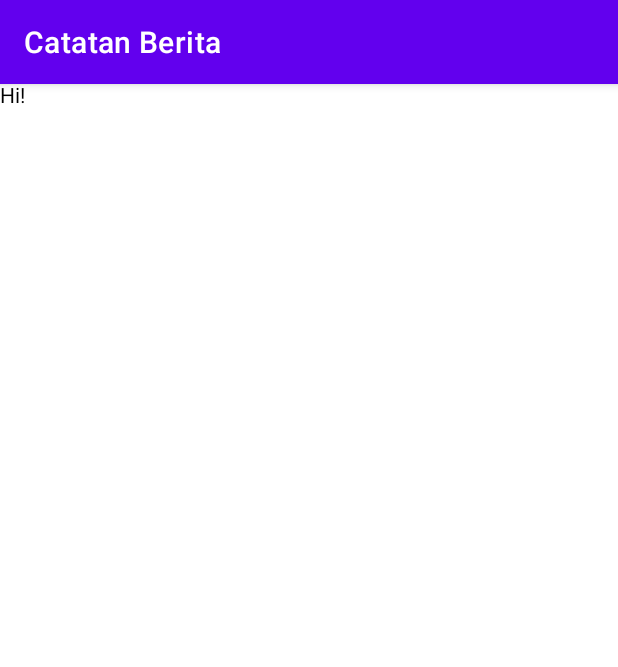
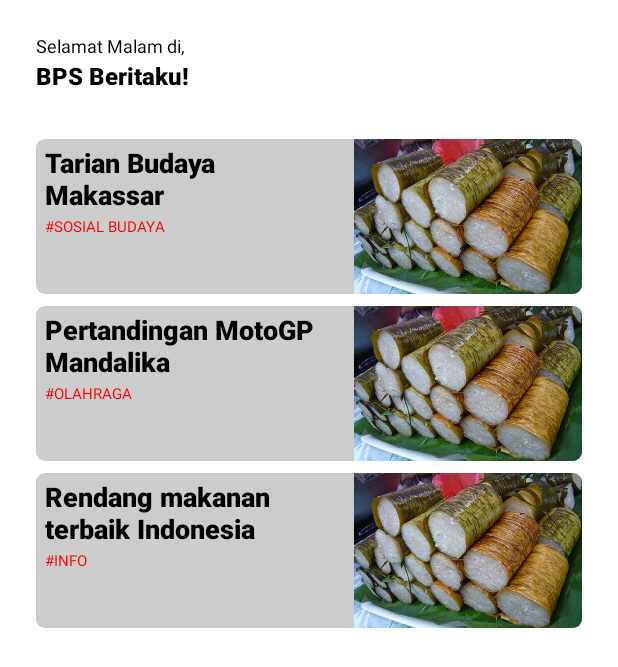
Before and after one commit to sanggar-id/bps, an Android app built with Jetpack Compose: the screen it shows after launch (HomeActivity), on a phone screen of 412 x 824 dp. Shown: the top 667 px of the screen. Run offline under Robolectric (Android 15) with nearby library versions, the phone set to English and light mode, and no system bars; our stand-ins replace Dagger/Hilt's generated code.

Commit message:
feat: implement compose for home module

```diff
--- a/app/src/main/res/values/themes.xml
+++ b/app/src/main/res/values/themes.xml
@@ -1,6 +1,6 @@
 <resources xmlns:tools="http://schemas.android.com/tools">
     <!-- Base application theme. -->
-    <style name="Theme.CatatanBerita" parent="Theme.MaterialComponents.DayNight.DarkActionBar">
+    <style name="Theme.CatatanBerita" parent="Theme.MaterialComponents.DayNight.NoActionBar">
         <!-- Primary brand color. -->
         <item name="colorPrimary">@color/purple_500</item>
         <item name="colorPrimaryVariant">@color/purple_700</item>
--- a/features/home/src/main/java/com/isfa/home/ui/HomeActivity.kt
+++ b/features/home/src/main/java/com/isfa/home/ui/HomeActivity.kt
@@ -4,9 +4,7 @@ import android.os.Bundle
 import androidx.activity.compose.setContent
 import androidx.activity.viewModels
 import androidx.appcompat.app.AppCompatActivity
-import androidx.lifecycle.lifecycleScope
 import dagger.hilt.android.AndroidEntryPoint
-import kotlinx.coroutines.launch
 
 @AndroidEntryPoint
 class HomeActivity : AppCompatActivity() {
@@ -19,21 +17,5 @@ class HomeActivity : AppCompatActivity() {
         setContent {
             HomeScreen()
         }
-
-        lifecycleScope.launch {
-            viewModel.newsList.collect {
-                it.forEach { title ->
-                    println(">> ${title}")
-                }
-            }
-        }
-
-        lifecycleScope.launch {
-            viewModel.categories.collect {
-                it.forEach { category ->
-                    println("categories >> ${category}")
-                }
-            }
-        }
     }
 }
--- a/features/home/src/main/java/com/isfa/home/ui/HomeScreen.kt
+++ b/features/home/src/main/java/com/isfa/home/ui/HomeScreen.kt
@@ -1,16 +1,61 @@
 package com.isfa.home.ui
 
-import androidx.compose.material3.Text
+import android.content.res.Configuration
+import android.util.Log
+import androidx.compose.foundation.layout.Arrangement
+import androidx.compose.foundation.layout.Column
+import androidx.compose.foundation.layout.Spacer
+import androidx.compose.foundation.layout.padding
+import androidx.compose.foundation.lazy.LazyColumn
+import androidx.compose.foundation.lazy.items
 import androidx.compose.runtime.Composable
+import androidx.compose.runtime.collectAsState
+import androidx.compose.runtime.getValue
+import androidx.compose.ui.Modifier
 import androidx.compose.ui.tooling.preview.Preview
+import androidx.compose.ui.unit.dp
+import androidx.lifecycle.viewmodel.compose.viewModel
+import com.isfa.home.ui.component.HeaderView
+import com.isfa.home.ui.component.NewsCard
 
 @Composable
-fun HomeScreen() {
-    Text(text = "Hi!")
+fun HomeScreen(viewModel: MainViewModel = viewModel()) {
+    val news by viewModel.news.collectAsState(initial = emptyList())
+
+    LazyColumn(
+        verticalArrangement = Arrangement.spacedBy(8.dp),
+        modifier = Modifier
+            .padding(24.dp)
+    ) {
+        item {
+            HeaderView(
+                time = "Malam",
+                name = "BPS Beritaku!"
+            )
+        }
+
+        item {
+            Spacer(modifier = Modifier.padding(top = 16.dp))
+        }
+
+        items(news) {
+            NewsCard(
+                title = it.title,
+                category = it.category
+            ) {
+                Log.d("BPS", it.title)
+            }
+        }
+    }
 }
 
 @Composable
-@Preview
+@Preview(
+    showBackground = true,
+    showSystemUi = true,
+    backgroundColor = 0xFFFFFFFF,
+    uiMode = Configuration.UI_MODE_NIGHT_NO
+)
 fun HomeScreenPreview() {
     HomeScreen()
 }
--- a/features/home/src/main/java/com/isfa/home/ui/MainViewModel.kt
+++ b/features/home/src/main/java/com/isfa/home/ui/MainViewModel.kt
@@ -1,18 +1,26 @@
 package com.isfa.home.ui
 
 import androidx.lifecycle.ViewModel
+import com.isfa.home.data.entity.News
 import com.isfa.home.domain.CategoryNewsUseCase
 import com.isfa.home.domain.TitleNewsUseCase
 import dagger.hilt.android.lifecycle.HiltViewModel
 import kotlinx.coroutines.flow.Flow
+import kotlinx.coroutines.flow.combine
 import javax.inject.Inject
 
 @HiltViewModel
 class MainViewModel @Inject constructor(
-    private val titleNewsUseCase: TitleNewsUseCase,
-    private val categoryNewsUseCase: CategoryNewsUseCase
+    titleNewsUseCase: TitleNewsUseCase,
+    categoryNewsUseCase: CategoryNewsUseCase
 ) : ViewModel() {
 
-    val newsList: Flow<List<String>> = titleNewsUseCase.result()
-    val categories: Flow<List<String>> = categoryNewsUseCase.result()
+    val news: Flow<List<News>> = combine(
+        titleNewsUseCase.result(),
+        categoryNewsUseCase.result()
+    ) { (titles, categories) ->
+        titles.zip(categories) { title, category ->
+            News(title, category)
+        }
+    }
 }
--- /dev/null
+++ b/features/home/src/main/java/com/isfa/home/ui/component/HeaderView.kt
@@ -0,0 +1,42 @@
+package com.isfa.home.ui.component
+
+import androidx.compose.foundation.layout.Column
+import androidx.compose.foundation.layout.fillMaxWidth
+import androidx.compose.foundation.layout.padding
+import androidx.compose.material3.Text
+import androidx.compose.runtime.Composable
+import androidx.compose.ui.Modifier
+import androidx.compose.ui.text.font.FontWeight
+import androidx.compose.ui.tooling.preview.Preview
+import androidx.compose.ui.unit.dp
+import androidx.compose.ui.unit.sp
+
+@Composable
+fun HeaderView(time: String, name: String) {
+    Column(
+        modifier = Modifier
+            .fillMaxWidth()
+    ) {
+        Text(
+            text = "Selamat $time di,",
+            fontSize = 12.sp
+        )
+
+        Text(
+            text = name,
+            fontWeight = FontWeight.ExtraBold,
+            fontSize = 16.sp,
+            modifier = Modifier
+                .padding(top = 4.dp)
+        )
+    }
+}
+
+@Composable
+@Preview
+fun HeaderViewPreview() {
+    HeaderView(
+        time = "Malam",
+        name = "BPS Catatan Berita!"
+    )
+}
--- /dev/null
+++ b/features/home/src/main/java/com/isfa/home/ui/component/NewsCard.kt
@@ -0,0 +1,71 @@
+package com.isfa.home.ui.component
+
+import androidx.compose.foundation.Image
+import androidx.compose.foundation.background
+import androidx.compose.foundation.clickable
+import androidx.compose.foundation.layout.Column
+import androidx.compose.foundation.layout.Row
+import androidx.compose.foundation.layout.fillMaxWidth
+import androidx.compose.foundation.layout.padding
+import androidx.compose.foundation.shape.RoundedCornerShape
+import androidx.compose.material3.Text
+import androidx.compose.runtime.Composable
+import androidx.compose.ui.Modifier
+import androidx.compose.ui.draw.clip
+import androidx.compose.ui.graphics.Color
+import androidx.compose.ui.res.painterResource
+import androidx.compose.ui.text.font.FontWeight
+import androidx.compose.ui.tooling.preview.Preview
+import androidx.compose.ui.unit.dp
+import androidx.compose.ui.unit.sp
+import com.isfa.home.R
+
+@Composable
+fun NewsCard(title: String, category: String, action: () -> Unit = {}) {
+    Row(
+        modifier = Modifier
+            .fillMaxWidth()
+            .clip(RoundedCornerShape(6.dp))
+            .background(Color.LightGray)
+            .clickable {
+                action()
+            }
+    ) {
+        Column(
+            modifier = Modifier
+                .weight(2f)
+                .padding(6.dp)
+        ) {
+            Text(
+                text = title,
+                fontSize = 18.sp,
+                fontWeight = FontWeight.ExtraBold
+            )
+
+            Text(
+                text = category.uppercase(),
+                color = Color.Red,
+                fontSize = 10.sp,
+                modifier = Modifier
+                    .padding(top = 4.dp)
+            )
+        }
+
+        Image(
+            painter = painterResource(R.drawable.img_nasi_jaha),
+            contentDescription = "thumbnail berita",
+            modifier = Modifier
+                .padding(start = 4.dp)
+                .weight(1.5f)
+        )
+    }
+}
+
+@Composable
+@Preview
+fun NewsCardPreview() {
+    NewsCard(
+        title = "Nasi Jaha, Nasi ciri khas Minahasa",
+        category = "Budaya"
+    )
+}
```
Also changed, not shown: features/home/src/main/res/drawable/img_nasi_jaha.jpeg (added).
